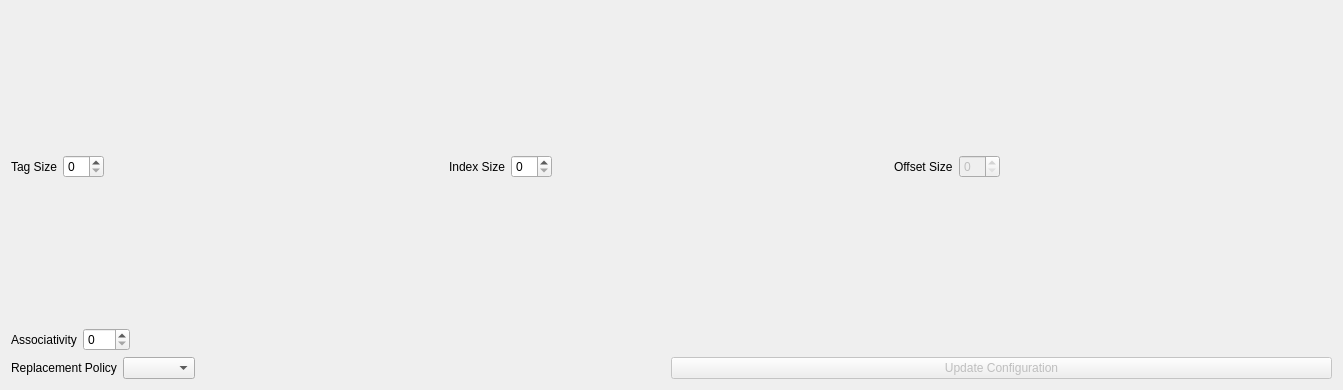
StanWarford/pep9suite, file pep9asm/cacheconfig.ui: the form before one commit.
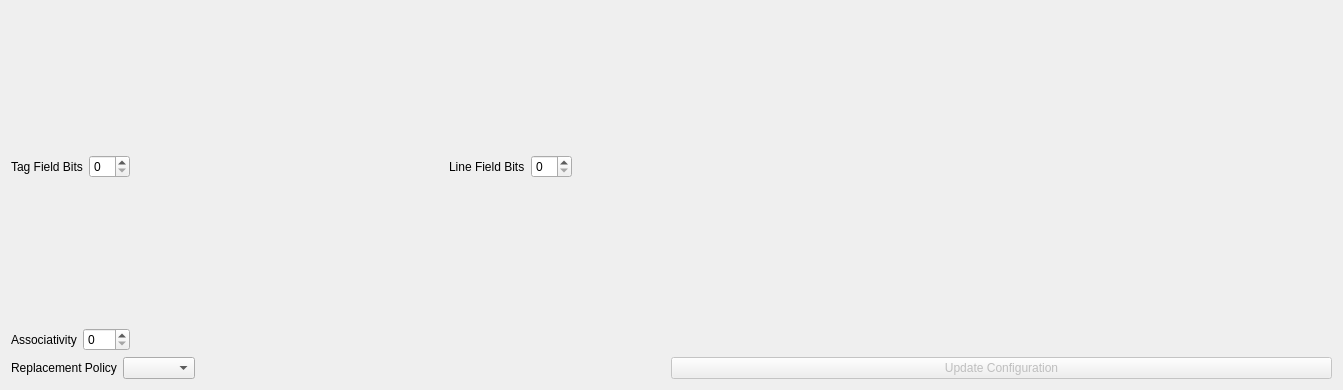
The form after the commit.

Diff of the .ui file:
```diff
--- a/pep9asm/cacheconfig.ui
+++ b/pep9asm/cacheconfig.ui
@@ -31,7 +31,7 @@
        <item>
         <widget class="QLabel" name="label">
          <property name="text">
-          <string>Tag Size</string>
+          <string>Tag Field Bits</string>
          </property>
         </widget>
        </item>
@@ -68,7 +68,7 @@
        <item>
         <widget class="QLabel" name="label_3">
          <property name="text">
-          <string>Index Size</string>
+          <string>Line Field Bits</string>
          </property>
         </widget>
        </item>
@@ -105,39 +105,10 @@
        <item>
         <widget class="QLabel" name="label_2">
          <property name="text">
-          <string>Offset Size</string>
+          <string/>
          </property>
         </widget>
        </item>
-       <item>
-        <widget class="QSpinBox" name="offsetBits">
-         <property name="enabled">
-          <bool>false</bool>
-         </property>
-         <property name="sizePolicy">
-          <sizepolicy hsizetype="Maximum" vsizetype="Fixed">
-           <horstretch>0</horstretch>
-           <verstretch>0</verstretch>
-          </sizepolicy>
-         </property>
-         <property name="maximum">
-          <number>16</number>
-         </property>
-        </widget>
-       </item>
-       <item>
-        <spacer name="horizontalSpacer_3">
-         <property name="orientation">
-          <enum>Qt::Horizontal</enum>
-         </property>
-         <property name="sizeHint" stdset="0">
-          <size>
-           <width>40</width>
-           <height>20</height>
-          </size>
-         </property>
-        </spacer>
-       </item>
       </layout>
      </item>
      <item row="2" column="0" colspan="3">
```
Left out of the diff: 2 changed lines with no effect on the pictures.
